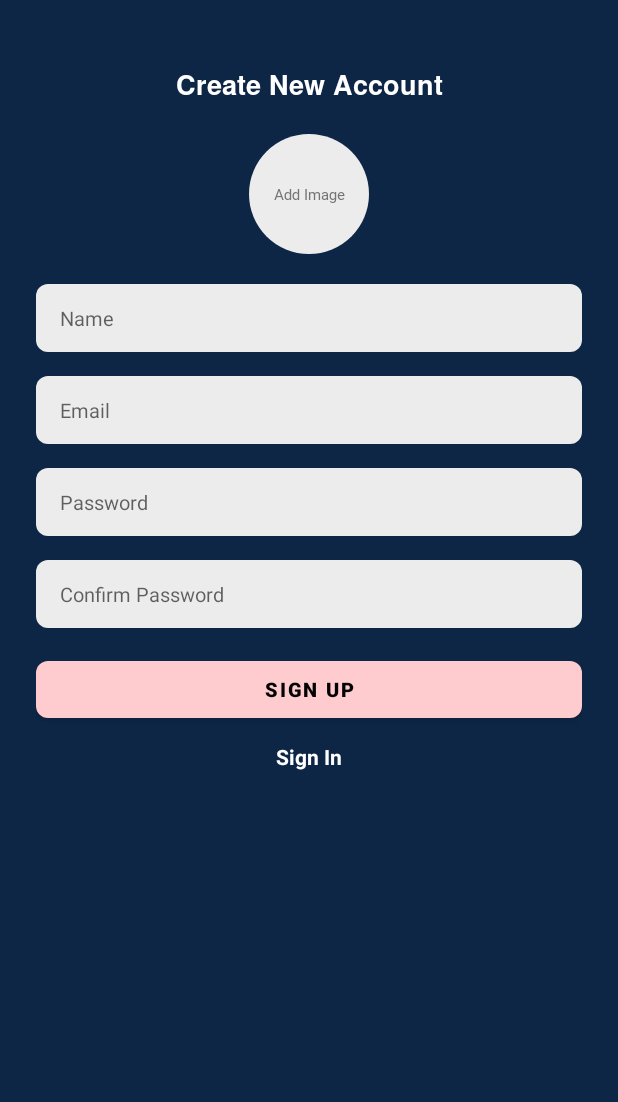
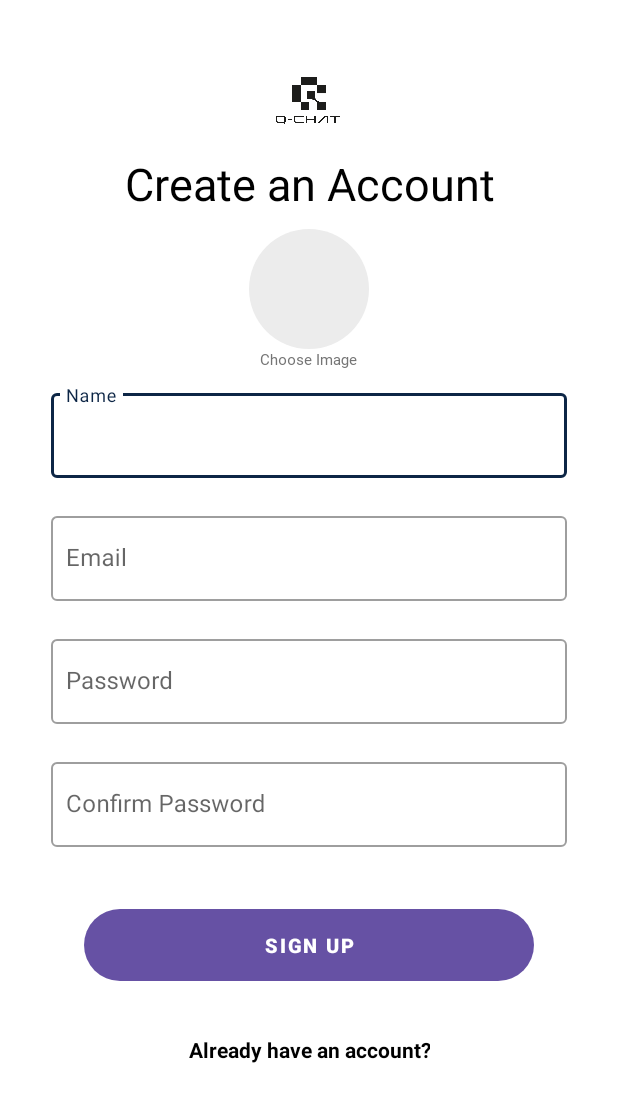
Before and after one commit to rabeeiiii/qchat1, an Android app: the fragment SignUpFragment shown on its own in the app's theme, on a phone screen of 412 x 824 dp. Shown: the top 1102 px of the screen. Run offline under Robolectric (Android 15) with nearby library versions, the light colour scheme and no system bars; our stand-ins replace Dagger/Hilt's generated code, Firebase (no records; nobody signed in at launch, a user with empty details on screens opened directly), data binding; plain views replace RoundedImageView.

Commit message:
registeration system frontend modifying and app theme

```diff
--- a/app/src/main/res/layout/sign_up_fragment.xml
+++ b/app/src/main/res/layout/sign_up_fragment.xml
@@ -1,38 +1,45 @@
 <?xml version="1.0" encoding="utf-8"?>
-<ScrollView xmlns:android="http://schemas.android.com/apk/res/android"
+<layout xmlns:android="http://schemas.android.com/apk/res/android"
     xmlns:app="http://schemas.android.com/apk/res-auto"
     xmlns:tools="http://schemas.android.com/tools"
+    tools:context=".ui.registration.signin.SignInFragment">
+
+    <ScrollView
         android:layout_width="match_parent"
         android:layout_height="match_parent"
         android:clipToPadding="false"
-    android:background="@color/primary"
         android:overScrollMode="never"
+        android:background="@color/white"
         android:padding="24dp"
         android:scrollbars="none">
 
-    <androidx.constraintlayout.widget.ConstraintLayout
+
+        <LinearLayout
             android:layout_width="match_parent"
-        android:layout_height="wrap_content">
+            android:layout_height="match_parent"
+            android:orientation="vertical"
+            android:gravity="center">
 
+
+            <ImageView
+                android:layout_width="100dp"
+                android:layout_height="68dp"
+                android:layout_marginTop="10dp"
+                android:src="@drawable/logo" />
             <TextView
-            android:id="@+id/tvCreateNewAccount"
+                android:id="@+id/tvWelcomeBack"
                 android:layout_width="wrap_content"
                 android:layout_height="wrap_content"
-            android:layout_marginTop="20dp"
-            android:fontFamily="@font/nimbus_san_bolt"
-            android:text="@string/create_new_account"
-            android:textColor="@color/white"
-            android:textSize="18sp"
-            android:textStyle="bold"
-            app:layout_constraintEnd_toEndOf="parent"
-            app:layout_constraintStart_toStartOf="parent"
-            app:layout_constraintTop_toTopOf="parent" />
+                android:text="@string/create_account"
+                android:textColor="@color/black"
+                android:textSize="30sp"
+                android:gravity="center" />
 
             <com.makeramen.roundedimageview.RoundedImageView
                 android:id="@+id/ivProfile"
                 android:layout_width="80dp"
                 android:layout_height="80dp"
-            android:layout_marginTop="20dp"
+                android:layout_marginTop="10dp"
                 android:background="@drawable/background_image"
                 android:scaleType="centerCrop"
                 app:layout_constraintEnd_toEndOf="parent"
@@ -53,115 +60,113 @@
                 app:layout_constraintStart_toStartOf="@id/ivProfile"
                 app:layout_constraintTop_toTopOf="@+id/ivProfile" />
 
+            <com.google.android.material.textfield.TextInputLayout
+                android:layout_width="match_parent"
+                android:layout_height="wrap_content"
+                style="@style/Widget.MaterialComponents.TextInputLayout.OutlinedBox"
+                android:layout_margin="10dp"
+                app:boxBackgroundColor="@android:color/transparent">
+
                 <EditText
                     android:id="@+id/etName"
-            android:layout_width="0dp"
-            android:layout_height="45dp"
-            android:layout_marginTop="20dp"
-            android:background="@drawable/background_input"
+                    android:layout_width="match_parent"
+                    android:layout_height="wrap_content"
                     android:hint="@string/name"
-            android:imeOptions="actionNext"
+                    android:inputType="textPersonName"
                     android:importantForAutofill="no"
-            android:inputType="textPersonName"
-            android:paddingHorizontal="16dp"
-            android:textColor="@color/primary_text"
-            android:textSize="13sp"
-            app:layout_constraintEnd_toEndOf="parent"
-            app:layout_constraintStart_toStartOf="parent"
-            app:layout_constraintTop_toBottomOf="@id/ivProfile" />
+                    android:paddingStart="10dp"
+                    android:paddingEnd="10dp" />
+
+            </com.google.android.material.textfield.TextInputLayout>
+
+            <com.google.android.material.textfield.TextInputLayout
+                android:layout_width="match_parent"
+                android:layout_height="wrap_content"
+                style="@style/Widget.MaterialComponents.TextInputLayout.OutlinedBox"
+                android:layout_margin="10dp"
+                app:boxBackgroundColor="@android:color/transparent">
 
                 <EditText
                     android:id="@+id/etEmail"
-            android:layout_width="0dp"
-            android:layout_height="45dp"
-            android:layout_marginTop="16dp"
-            android:background="@drawable/background_input"
+                    android:layout_width="match_parent"
+                    android:layout_height="wrap_content"
                     android:hint="@string/email"
-            android:imeOptions="actionNext"
+                    android:inputType="textEmailAddress"
                     android:importantForAutofill="no"
-            android:inputType="textEmailAddress"
-            android:paddingHorizontal="16dp"
-            android:textColor="@color/primary_text"
-            android:textSize="13sp"
-            app:layout_constraintEnd_toEndOf="parent"
-            app:layout_constraintStart_toStartOf="parent"
-            app:layout_constraintTop_toBottomOf="@+id/etName" />
+                    android:paddingStart="10dp"
+                    android:paddingEnd="10dp" />
+
+            </com.google.android.material.textfield.TextInputLayout>
+
+            <com.google.android.material.textfield.TextInputLayout
+                android:layout_width="match_parent"
+                android:layout_height="wrap_content"
+                style="@style/Widget.MaterialComponents.TextInputLayout.OutlinedBox"
+                android:layout_margin="10dp"
+                app:boxBackgroundColor="@android:color/transparent">
 
                 <EditText
                     android:id="@+id/etPassword"
-            android:layout_width="0dp"
-            android:layout_height="45dp"
-            android:layout_marginTop="16dp"
-            android:background="@drawable/background_input"
+                    android:layout_width="match_parent"
+                    android:layout_height="wrap_content"
                     android:hint="@string/password"
-            android:imeOptions="actionNext"
+                    android:inputType="textPassword"
                     android:importantForAutofill="no"
-            android:inputType="textPassword"
-            android:paddingHorizontal="16dp"
-            android:textColor="@color/primary_text"
-            android:textSize="13sp"
-            app:layout_constraintEnd_toEndOf="parent"
-            app:layout_constraintStart_toStartOf="parent"
-            app:layout_constraintTop_toBottomOf="@+id/etEmail" />
+                    android:paddingStart="10dp"
+                    android:paddingEnd="10dp" />
+
+            </com.google.android.material.textfield.TextInputLayout>
+
+            <com.google.android.material.textfield.TextInputLayout
+                android:id="@+id/editTextPasswordInputLayout"
+                android:layout_width="match_parent"
+                android:layout_height="wrap_content"
+                style="@style/Widget.MaterialComponents.TextInputLayout.OutlinedBox"
+                android:layout_margin="10dp"
+                app:boxBackgroundColor="@android:color/transparent">
 
                 <EditText
                     android:id="@+id/etConfirmPassword"
-            android:layout_width="0dp"
-            android:layout_height="45dp"
-            android:layout_marginTop="16dp"
-            android:background="@drawable/background_input"
+                    android:layout_width="match_parent"
+                    android:layout_height="wrap_content"
                     android:hint="@string/confirm_password"
-            android:imeOptions="actionDone"
+                    android:inputType="textPassword"
                     android:importantForAutofill="no"
-            android:inputType="textPassword"
-            android:paddingHorizontal="16dp"
-            android:textColor="@color/primary_text"
+                    android:paddingStart="10dp"
+                    android:paddingEnd="10dp" />
+
+            </com.google.android.material.textfield.TextInputLayout>
+
+            <com.google.android.material.button.MaterialButton
+                android:id="@+id/btnSignUp"
+                android:layout_width="300dp"
+                android:layout_height="60dp"
+                android:layout_marginTop="25dp"
+                android:text="@string/sign_up"
+                android:textColor="@color/white"
                 android:textSize="13sp"
-            app:layout_constraintEnd_toEndOf="parent"
-            app:layout_constraintStart_toStartOf="parent"
-            app:layout_constraintTop_toBottomOf="@+id/etPassword" />
+                android:textStyle="bold"
+                app:backgroundTint="@color/button_purple"
+                app:cornerRadius="36dp" />
 
             <ProgressBar
                 android:id="@+id/pbSignUp"
                 android:layout_width="25dp"
                 android:layout_height="25dp"
+                android:layout_gravity="center_horizontal"
                 android:visibility="gone"
-            app:layout_constraintBottom_toBottomOf="@+id/btnSignUp"
-            app:layout_constraintEnd_toEndOf="@+id/btnSignUp"
-            app:layout_constraintStart_toStartOf="@+id/btnSignUp"
-            app:layout_constraintTop_toTopOf="@+id/btnSignUp"
-            tools:visibility="visible" />
-
-        <com.google.android.material.button.MaterialButton
-            android:id="@+id/btnSignUp"
-            android:layout_width="match_parent"
-            android:layout_height="50dp"
-            android:layout_marginTop="16dp"
-            android:text="@string/sign_up"
-            android:textColor="@color/dark_black"
-            android:textSize="13sp"
-            android:textStyle="bold"
-            app:backgroundTint="@color/light_pink"
-            app:cornerRadius="8dp"
-            app:layout_constraintEnd_toEndOf="parent"
-            app:layout_constraintStart_toStartOf="parent"
-            app:layout_constraintTop_toBottomOf="@+id/etConfirmPassword" />
-
+                tools:visibility="visible"/>
 
             <TextView
                 android:id="@+id/tvSignIn"
                 android:layout_width="wrap_content"
                 android:layout_height="wrap_content"
-            android:layout_marginTop="10dp"
-            android:text="@string/sign_in"
-            android:textColor="@color/white"
-            android:textStyle="bold"
-            app:layout_constraintEnd_toEndOf="parent"
-            app:layout_constraintStart_toStartOf="parent"
-            app:layout_constraintTop_toBottomOf="@+id/btnSignUp" />
+                android:layout_marginTop="30dp"
+                android:gravity="center"
+                android:text="@string/already_have_an_account"
+                android:textColor="@color/black"
+                android:textStyle="bold" />
 
-
-    </androidx.constraintlayout.widget.ConstraintLayout>
-
-
+        </LinearLayout>
     </ScrollView>
+</layout>
--- a/app/src/main/res/values/colors.xml
+++ b/app/src/main/res/values/colors.xml
@@ -1,7 +1,7 @@
 <?xml version="1.0" encoding="utf-8"?>
 <resources>
     <color name="purple_200">#FFBB86FC</color>
-    <color name="purple_500">#FF6200EE</color>
+    <color name="purple_500">#6651A4</color>
     <color name="purple_700">#FF3700B3</color>
     <color name="teal_200">#FF03DAC5</color>
     <color name="teal_700">#FF018786</color>
@@ -15,6 +15,7 @@
     <color name="purple">#6200EE</color>
     <color name="grey">#B0B0B0</color>
 
+    <color name="button_purple">#6651A4</color>
     <color name="background">#F8F9FA</color>
     <color name="card_background">#FFFFFF</color>
     <color name="text_primary">#1A1A1A</color>
--- a/app/src/main/res/values/strings.xml
+++ b/app/src/main/res/values/strings.xml
@@ -30,8 +30,9 @@
 
     <!--    registeration-->
     <string name="logo">Logo</string>
-    <string name="sign_in">Sign In</string>
+    <string name="sign_in">Log in</string>
     <string name="sign_up">Sign Up</string>
+    <string name="already_have_an_account">Already have an account?</string>
     <string name="create_account">Create an Account</string>
     <string name="name_hint">Name</string>
     <string name="email_hint">Email</string>
@@ -46,8 +47,8 @@
     <string name="email">Email</string>
     <string name="password">Password</string>
 
-    <string name="create_new_account">Create New Account</string>
-    <string name="add_image">Add Image</string>
+    <string name="create_new_account">Create an Account ?</string>
+    <string name="add_image">Choose Image</string>
     <string name="name">Name</string>
     <string name="confirm_password">Confirm Password</string>
 
--- a/app/src/main/res/values/styles.xml
+++ b/app/src/main/res/values/styles.xml
@@ -6,4 +6,12 @@
         <item name="cornerSizeBottomLeft">0dp</item>
         <item name="cornerSizeBottomRight">0dp</item>
     </style>
+    <!-- res/values/styles.xml -->
+    <style name="AppTheme" parent="Theme.MaterialComponents.Light.NoActionBar">
+        <!-- Customize your theme here. -->
+        <item name="colorPrimary">@color/purple_500</item>
+        <item name="colorPrimaryDark">@color/purple_500</item>
+    </style>
+
+
 </resources>
```
Also changed, not shown: app/src/main/AndroidManifest.xml (+11 -0 lines), app/src/main/res/layout/sign_in_fragment.xml (+66 -76 lines). Lines whose indentation alone changed are shown as unchanged.
